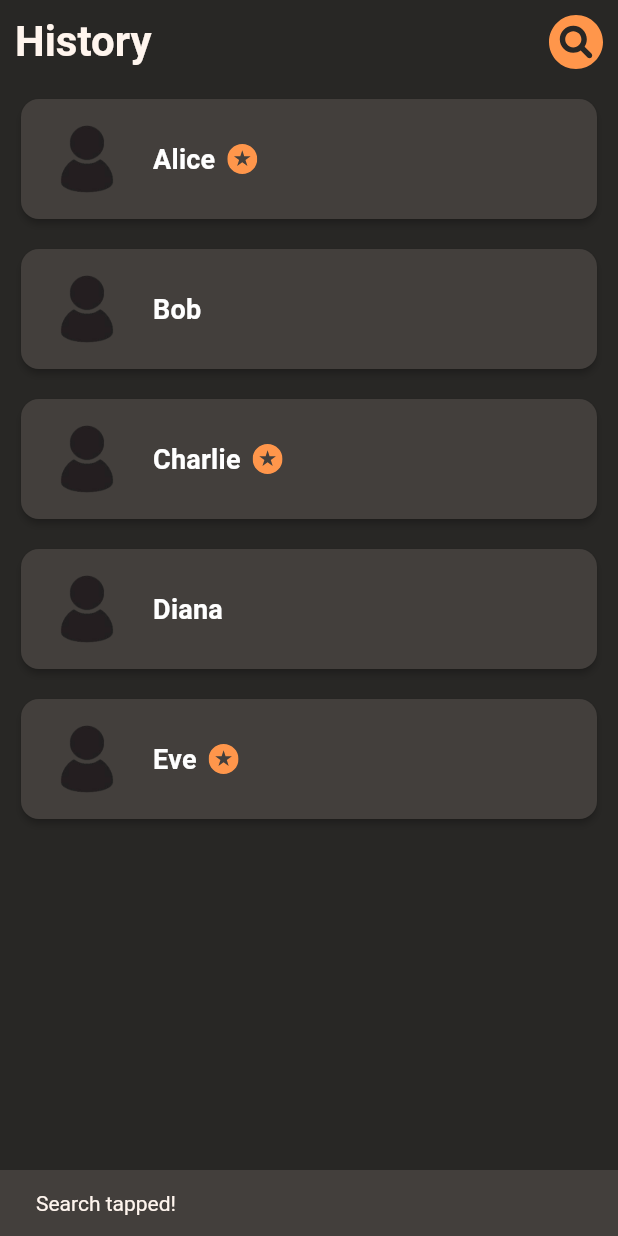
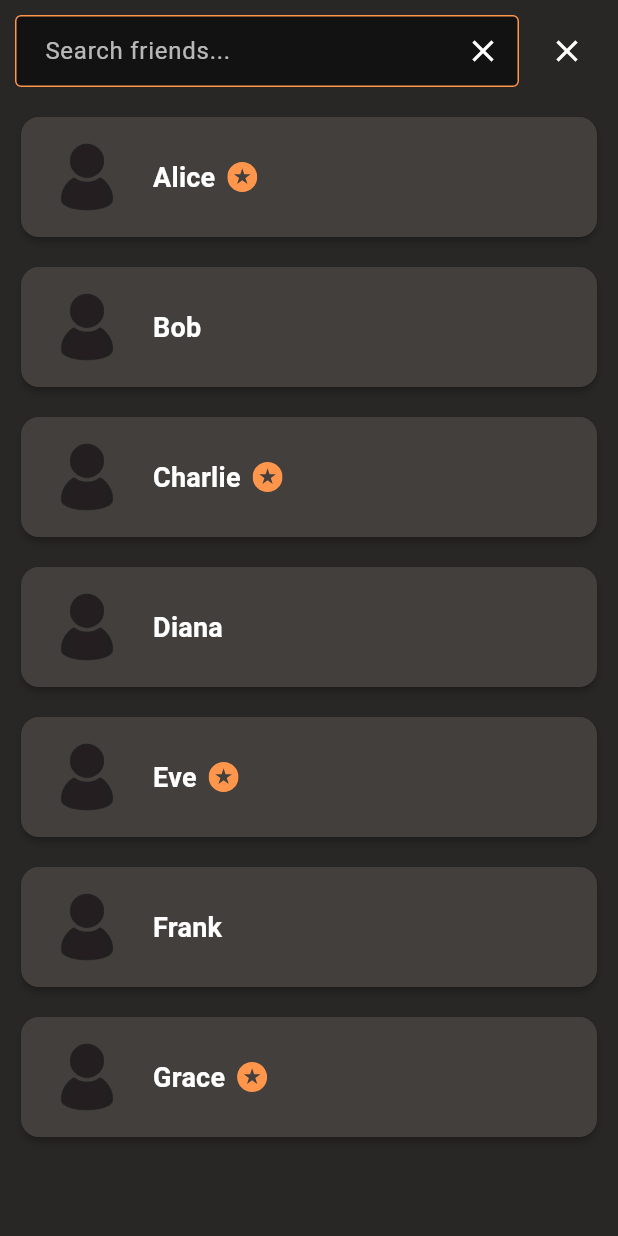
Before and after one commit to Sidd1374/Anonymous_Chat_Application, a Flutter app: the History widget shown alone on an empty page, opened directly, after a tap on an icon or button, on a phone screen of 412 x 824 dp. Run offline on Flutter 3.47's test engine with Material 3 defaults, Android fonts, the light colour scheme and no system bars; our stand-ins replace cloud_firestore, device_preview, firebase_auth, firebase_core, flutter_screenutil, flutter_svg and 4 more; accounts and stored records are empty.

Commit message:
added search bar to history page

```diff
--- a/lib/views/home/history.dart
+++ b/lib/views/home/history.dart
@@ -1,12 +1,15 @@
 import 'package:flutter/material.dart';
 import 'package:flutter_svg/flutter_svg.dart';
 
-class History extends StatelessWidget {
+class History extends StatefulWidget {
   const History({super.key});
 
   @override
-  Widget build(BuildContext context) {
-    final List<Map<String, String>> historyUsers = [
+  State<History> createState() => _HistoryState();
+}
+
+class _HistoryState extends State<History> {
+  final List<Map<String, String>> _allHistoryUsers = [
     {
       'name': 'Alice',
       'image': 'assets/Profile_image.png',
@@ -32,29 +35,91 @@ class History extends StatelessWidget {
       'image': 'assets/Profile_image.png',
       'isLevel2Verified': 'true',
     },
+    // Add more users for better testing
+    {
+      'name': 'Frank',
+      'image': 'assets/Profile_image.png',
+      'isLevel2Verified': 'false',
+    },
+    {
+      'name': 'Grace',
+      'image': 'assets/Profile_image.png',
+      'isLevel2Verified': 'true',
+    },
   ];
+
+  late TextEditingController _searchController;
+  List<Map<String, String>> _filteredUsers = [];
+  bool _isSearching = false; // Controls the visibility of the search bar
+
+  @override
+  void initState() {
+    super.initState();
+    _searchController = TextEditingController();
+    _filteredUsers = List.from(_allHistoryUsers); // Initially show all users
+
+    _searchController.addListener(_onSearchChanged); // Listen for text changes
+  }
+
+  @override
+  void dispose() {
+    _searchController.removeListener(_onSearchChanged);
+    _searchController.dispose();
+    super.dispose();
+  }
+
+  void _onSearchChanged() {
+    _filterUsers(_searchController.text);
+  }
+
+  void _filterUsers(String query) {
+    setState(() {
+      if (query.isEmpty) {
+        _filteredUsers = List.from(_allHistoryUsers); // Show all if query is empty
+      } else {
+        _filteredUsers = _allHistoryUsers
+            .where((user) =>
+                user['name']!.toLowerCase().contains(query.toLowerCase()))
+            .toList();
+      }
+    });
+  }
+
+  @override
+  Widget build(BuildContext context) {
+    final theme = Theme.of(context);
 
     return Padding(
       padding: const EdgeInsets.all(10.0),
       child: Column(
         crossAxisAlignment: CrossAxisAlignment.start,
         children: [
-          Row(
+          // Animated search bar/header
+          AnimatedCrossFade(
+            duration: const Duration(milliseconds: 300),
+            crossFadeState: _isSearching
+                ? CrossFadeState.showSecond
+                : CrossFadeState.showFirst,
+            firstChild: Row(
               children: [
                 Expanded(
                   child: Text(
                     "History",
-                  style: Theme.of(context).textTheme.titleLarge?.copyWith(
+                    style: theme.textTheme.titleLarge?.copyWith(
                           fontWeight: FontWeight.bold,
                           fontSize: 28,
-                      ),
+                        ) ??
+                        const TextStyle(
+                            fontSize: 28, fontWeight: FontWeight.bold),
                   ),
                 ),
                 GestureDetector(
                   onTap: () {
-                  ScaffoldMessenger.of(context).showSnackBar(
-                    const SnackBar(content: Text('Search tapped!')),
-                  );
+                    setState(() {
+                      _isSearching = true; // Show search bar
+                      _searchController.clear(); // Clear previous search on opening
+                      _filterUsers(''); // Show all users when opening search
+                    });
                   },
                   child: SvgPicture.asset(
                     "assets/icons/icon_search.svg",
@@ -64,13 +129,68 @@ class History extends StatelessWidget {
                 ),
               ],
             ),
+            secondChild: Row(
+              children: [
+                Expanded(
+                  child: TextField(
+                    controller: _searchController,
+                    autofocus: true, // Automatically focus when search bar appears
+                    decoration: InputDecoration(
+                      hintText: 'Search friends...',
+                      border: OutlineInputBorder(
+                        borderRadius: BorderRadius.circular(10),
+                        borderSide: BorderSide.none, // No border for a cleaner look
+                      ),
+                      filled: true,
+                      fillColor: theme.colorScheme.surface, // Background color for text field
+                      contentPadding:
+                          const EdgeInsets.symmetric(horizontal: 16, vertical: 0),
+                      suffixIcon: IconButton(
+                        icon: const Icon(Icons.clear),
+                        onPressed: () {
+                          _searchController.clear(); // Clear text
+                          _filterUsers(''); // Show all users
+                        },
+                      ),
+                    ),
+                    style: theme.textTheme.bodyLarge,
+                  ),
+                ),
+                const SizedBox(width: 8),
+                IconButton(
+                  icon: const Icon(Icons.close),
+                  onPressed: () {
+                    setState(() {
+                      _isSearching = false; // Hide search bar
+                      _searchController.clear(); // Clear text
+                      _filterUsers(''); // Reset to show all users
+                      FocusScope.of(context).unfocus(); // Dismiss keyboard
+                    });
+                  },
+                ),
+              ],
+            ),
+          ),
           const SizedBox(height: 16),
+          // List of users (filtered) or "No results" message
           Expanded(
-            child: ListView.separated(
-              itemCount: historyUsers.length,
+            child: _filteredUsers.isEmpty
+                ? Center(
+                    child: Text(
+                      _searchController.text.isEmpty
+                          ? "No history available." // Initial empty state
+                          : "No results found for '${_searchController.text}'.", // No results for search
+                      style: theme.textTheme.titleMedium?.copyWith(
+                        color: theme.colorScheme.onSurface.withOpacity(0.7),
+                      ),
+                      textAlign: TextAlign.center,
+                    ),
+                  )
+                : ListView.separated(
+                    itemCount: _filteredUsers.length,
                     separatorBuilder: (_, __) => const SizedBox(height: 12),
                     itemBuilder: (context, index) {
-                final user = historyUsers[index];
+                      final user = _filteredUsers[index];
                       return InkWell(
                         borderRadius: BorderRadius.circular(12),
                         onTap: () {
@@ -109,7 +229,10 @@ class History extends StatelessWidget {
                                                 ?.copyWith(
                                                   fontWeight: FontWeight.w600,
                                                   fontSize: 18,
-                                      ),
+                                                ) ??
+                                            const TextStyle(
+                                                fontWeight: FontWeight.w600,
+                                                fontSize: 18),
                                       ),
                                       if (user['isLevel2Verified'] == 'true') ...[
                                         const SizedBox(width: 8),
```
Lines whose indentation alone changed are shown as unchanged.
